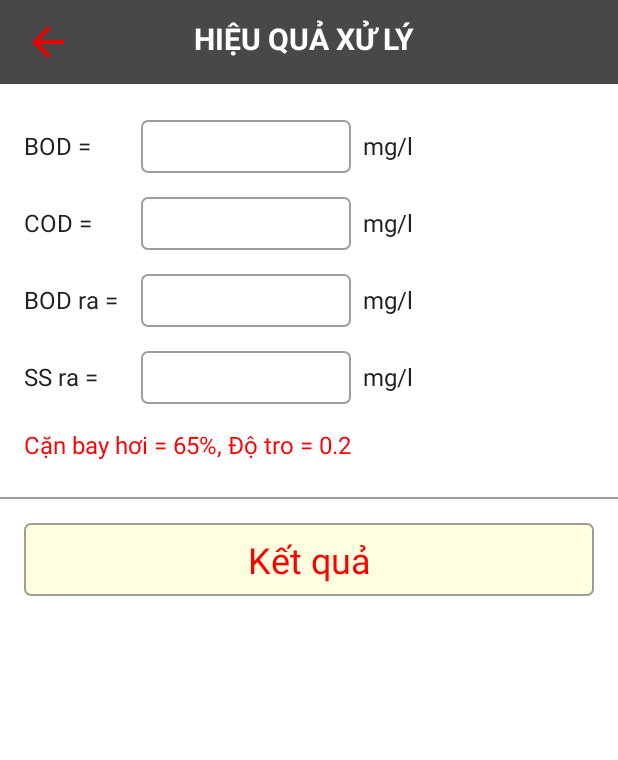
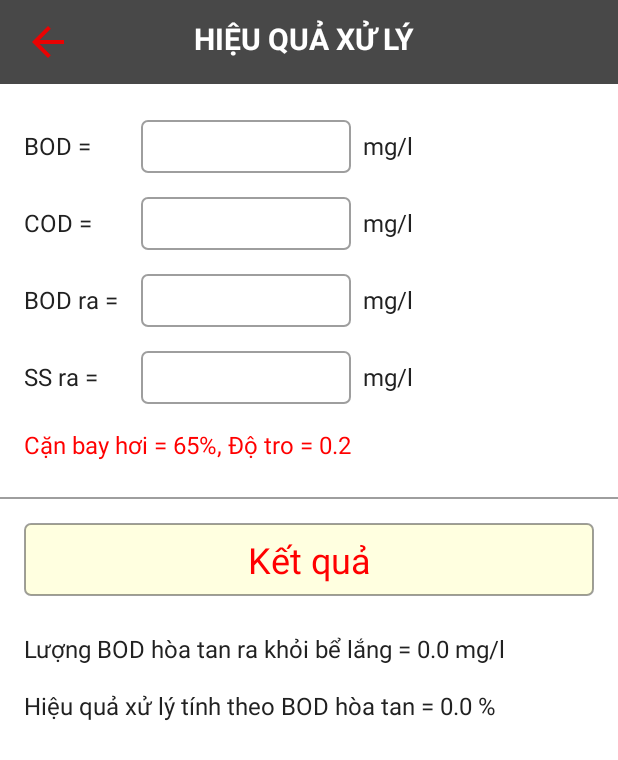
Before and after one commit to nhathoangit/AerotankCalculation, an Android app: the fragment HieuQuaXuLyFragment placed in its activity, after a tap on an icon or button, on a phone screen of 412 x 824 dp. Shown: the top 760 px of the screen. Run offline under Robolectric (Android 15) with nearby library versions, the phone set to English and light mode, and no system bars; our stand-ins replace ButterKnife; 1 other tap on this screen came first.

Commit message:
+ Handle calculate hieu qua xu ly

```diff
--- a/AerotankCalculation/app/src/main/java/com/example/training/acc/aerotankcalculation/fragment/HieuQuaXuLyFragment.java
+++ b/AerotankCalculation/app/src/main/java/com/example/training/acc/aerotankcalculation/fragment/HieuQuaXuLyFragment.java
@@ -8,19 +8,52 @@ import android.support.annotation.Nullable;
 import android.view.LayoutInflater;
 import android.view.View;
 import android.view.ViewGroup;
+import android.widget.EditText;
+import android.widget.TextView;
 
 import com.example.training.acc.aerotankcalculation.R;
 import com.example.training.acc.aerotankcalculation.base.BaseFragment;
+import com.example.training.acc.aerotankcalculation.utils.AppUtils;
 import com.example.training.acc.aerotankcalculation.utils.KeyboardUtils;
 
-public class HieuQuaXuLyFragment extends BaseFragment{
+import butterknife.BindView;
+import butterknife.ButterKnife;
+import butterknife.OnClick;
+
+public class HieuQuaXuLyFragment extends BaseFragment {
+
+    @BindView(R.id.fragHieuQua_etBOD)
+    EditText etBOD;
+    @BindView(R.id.fragHieuQua_etCOD)
+    EditText etCOD;
+    @BindView(R.id.fragHieuQua_etBODRa)
+    EditText etBODRa;
+    @BindView(R.id.fragHieuQua_etSSRa)
+    EditText etSSRa;
+    @BindView(R.id.fragHieuQua_tvHieuQuaXuLy)
+    TextView tvHieuQuaXuLy;
+    @BindView(R.id.fragHieuQua_tvLuongBODHoaTan)
+    TextView tvLuongBODHoaTan;
 
     @Nullable
     @Override
     public View onCreateView(LayoutInflater inflater, @Nullable ViewGroup container, @Nullable Bundle savedInstanceState) {
         View view = inflater.inflate(R.layout.fragment_hieu_qua_xu_ly, container, false);
-        setActionBarBack(view,getString(R.string.hieu_qua_xu_ly).toUpperCase());
-        KeyboardUtils.setupUI(view,getActivity());
+        setActionBarBack(view, getString(R.string.hieu_qua_xu_ly).toUpperCase());
+        KeyboardUtils.setupUI(view, getActivity());
+        ButterKnife.bind(this, view);
         return view;
     }
+
+    @OnClick(R.id.fragHieuQua_tvKetQua)
+    public void onClick() {
+        double bod = Double.parseDouble(etBOD.getText().toString());
+        double cod = Double.parseDouble(etCOD.getText().toString());
+        double bodRa = Double.parseDouble(etBODRa.getText().toString());
+        double ssRa = Double.parseDouble(etSSRa.getText().toString());
+        double mLuongBODHoaTan = Math.round(AppUtils.luongBODHoaTan(bod, cod, bodRa, ssRa));
+        double mHieuQuaXuLy = Math.round(AppUtils.hieuQuaXuLy(bod, mLuongBODHoaTan));
+        tvLuongBODHoaTan.setText(getText(R.string.kq_bod) + " " + String.valueOf(mLuongBODHoaTan) + " mg/l");
+        tvHieuQuaXuLy.setText(getText(R.string.kq_hieu_qua_bod) + " " + String.valueOf(mHieuQuaXuLy) + " %");
+    }
 }
--- a/AerotankCalculation/app/src/main/res/layout/fragment_hieu_qua_xu_ly.xml
+++ b/AerotankCalculation/app/src/main/res/layout/fragment_hieu_qua_xu_ly.xml
@@ -25,6 +25,7 @@
             android:textSize="16sp" />
 
         <EditText
+            android:id="@+id/fragHieuQua_etBOD"
             android:layout_width="@dimen/_140dp"
             android:layout_height="wrap_content"
             android:layout_marginEnd="@dimen/_8dp"
@@ -61,6 +62,7 @@
             android:textSize="16sp" />
 
         <EditText
+            android:id="@+id/fragHieuQua_etCOD"
             android:layout_width="@dimen/_140dp"
             android:layout_height="wrap_content"
             android:layout_marginEnd="@dimen/_8dp"
@@ -97,6 +99,7 @@
             android:textSize="16sp" />
 
         <EditText
+            android:id="@+id/fragHieuQua_etBODRa"
             android:layout_width="@dimen/_140dp"
             android:layout_height="wrap_content"
             android:layout_marginEnd="@dimen/_8dp"
@@ -133,6 +136,7 @@
             android:textSize="16sp" />
 
         <EditText
+            android:id="@+id/fragHieuQua_etSSRa"
             android:layout_width="@dimen/_140dp"
             android:layout_height="wrap_content"
             android:layout_marginEnd="@dimen/_8dp"
@@ -172,6 +176,7 @@
         android:background="@color/black_38" />
 
     <TextView
+        android:id="@+id/fragHieuQua_tvKetQua"
         android:layout_width="match_parent"
         android:layout_height="wrap_content"
         android:layout_gravity="center_vertical"
@@ -186,6 +191,7 @@
         android:textSize="24sp" />
 
     <TextView
+        android:id="@+id/fragHieuQua_tvLuongBODHoaTan"
         android:layout_width="wrap_content"
         android:layout_height="wrap_content"
         android:layout_marginTop="@dimen/_16dp"
@@ -198,6 +204,7 @@
         tools:text="@string/kq_bod" />
 
     <TextView
+        android:id="@+id/fragHieuQua_tvHieuQuaXuLy"
         android:layout_width="wrap_content"
         android:layout_height="wrap_content"
         android:paddingBottom="@dimen/_8dp"
```
Also changed, not shown: AerotankCalculation/app/src/main/java/com/example/training/acc/aerotankcalculation/utils/AppUtils.java (+9 -0 lines).
